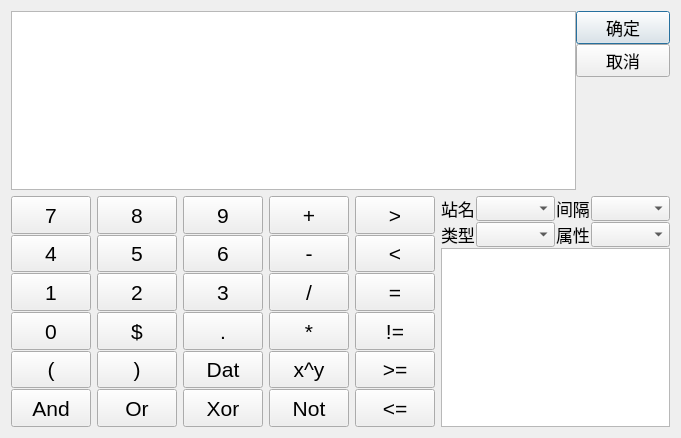
The window that formula.ui (rcswhuang/formula) describes before a commit, drawn with Qt 5.
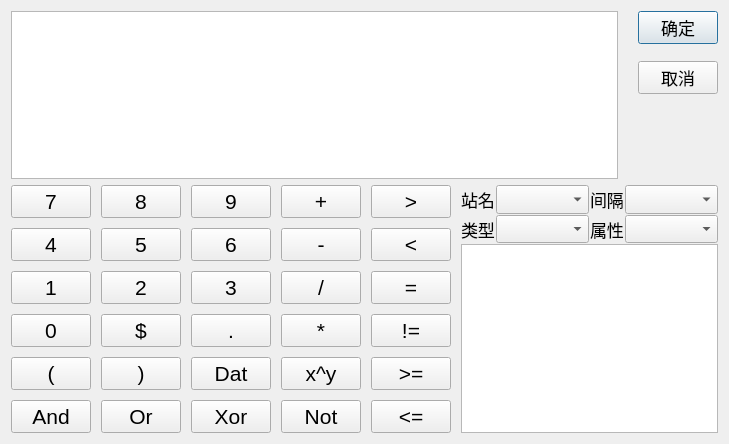
The same window after the commit.

```diff
--- a/formula.ui
+++ b/formula.ui
@@ -6,8 +6,8 @@
    <rect>
     <x>0</x>
     <y>0</y>
-    <width>677</width>
-    <height>438</height>
+    <width>705</width>
+    <height>444</height>
    </rect>
   </property>
   <property name="minimumSize">
@@ -25,9 +25,9 @@
   <property name="windowTitle">
    <string>Dialog</string>
   </property>
-  <layout class="QVBoxLayout" name="verticalLayout_8">
+  <layout class="QVBoxLayout" name="verticalLayout_3">
    <item>
-    <layout class="QHBoxLayout" name="horizontalLayout" stretch="6,1">
+    <layout class="QHBoxLayout" name="horizontalLayout" stretch="8,0,1">
      <property name="spacing">
       <number>0</number>
      </property>
@@ -50,7 +50,20 @@
       </widget>
      </item>
      <item>
-      <layout class="QVBoxLayout" name="verticalLayout">
+      <spacer name="horizontalSpacer">
+       <property name="orientation">
+        <enum>Qt::Horizontal</enum>
+       </property>
+       <property name="sizeHint" stdset="0">
+        <size>
+         <width>20</width>
+         <height>20</height>
+        </size>
+       </property>
+      </spacer>
+     </item>
+     <item>
+      <layout class="QVBoxLayout" name="verticalLayout" stretch="2,1,2,5">
        <item>
         <widget class="QPushButton" name="okBtn">
          <property name="font">
@@ -64,6 +77,19 @@
          </property>
         </widget>
        </item>
+       <item>
+        <spacer name="verticalSpacer_2">
+         <property name="orientation">
+          <enum>Qt::Vertical</enum>
+         </property>
+         <property name="sizeHint" stdset="0">
+          <size>
+           <width>20</width>
+           <height>40</height>
+          </size>
+         </property>
+        </spacer>
+       </item>
        <item>
         <widget class="QPushButton" name="cancleBtn">
          <property name="font">
@@ -95,13 +121,13 @@
     </layout>
    </item>
    <item>
-    <layout class="QHBoxLayout" name="horizontalLayout_2" stretch="1,1,1,1,1,6">
+    <layout class="QHBoxLayout" name="horizontalLayout_2" stretch="1,1">
+     <property name="spacing">
+      <number>10</number>
+     </property>
      <item>
-      <layout class="QVBoxLayout" name="verticalLayout_7">
-       <property name="spacing">
-        <number>1</number>
-       </property>
-       <item>
+      <layout class="QGridLayout" name="gridLayout">
+       <item row="0" column="0">
         <widget class="QPushButton" name="IDC_7">
          <property name="sizePolicy">
           <sizepolicy hsizetype="Preferred" vsizetype="Preferred">
@@ -123,124 +149,7 @@
          </property>
         </widget>
        </item>
-       <item>
-        <widget class="QPushButton" name="IDC_4">
-         <property name="sizePolicy">
-          <sizepolicy hsizetype="Preferred" vsizetype="Preferred">
-           <horstretch>0</horstretch>
-           <verstretch>0</verstretch>
-          </sizepolicy>
-         </property>
-         <property name="font">
-          <font>
-           <family>Helvetica</family>
-           <pointsize>16</pointsize>
-          </font>
-         </property>
-         <property name="text">
-          <string>4</string>
-         </property>
-         <property name="autoDefault">
-          <bool>false</bool>
-         </property>
-        </widget>
-       </item>
-       <item>
-        <widget class="QPushButton" name="IDC_1">
-         <property name="sizePolicy">
-          <sizepolicy hsizetype="Preferred" vsizetype="Preferred">
-           <horstretch>0</horstretch>
-           <verstretch>0</verstretch>
-          </sizepolicy>
-         </property>
-         <property name="font">
-          <font>
-           <family>Helvetica</family>
-           <pointsize>16</pointsize>
-          </font>
-         </property>
-         <property name="text">
-          <string>1</string>
-         </property>
-         <property name="autoDefault">
-          <bool>false</bool>
-         </property>
-        </widget>
-       </item>
-       <item>
-        <widget class="QPushButton" name="IDC_0">
-         <property name="sizePolicy">
-          <sizepolicy hsizetype="Preferred" vsizetype="Preferred">
-           <horstretch>0</horstretch>
-           <verstretch>0</verstretch>
-          </sizepolicy>
-         </property>
-         <property name="font">
-          <font>
-           <family>Helvetica</family>
-           <pointsize>16</pointsize>
-          </font>
-         </property>
-         <property name="text">
-          <string>0</string>
-         </property>
-         <property name="autoDefault">
-          <bool>false</bool>
-         </property>
-        </widget>
-       </item>
-       <item>
-        <widget class="QPushButton" name="IDC_LPARENTHESIS">
-         <property name="sizePolicy">
-          <sizepolicy hsizetype="Preferred" vsizetype="Preferred">
-           <horstretch>0</horstretch>
-           <verstretch>0</verstretch>
-          </sizepolicy>
-         </property>
-         <property name="font">
-          <font>
-           <family>Helvetica</family>
-           <pointsize>16</pointsize>
-          </font>
-         </property>
-         <property name="text">
-          <string>(</string>
-         </property>
-         <property name="autoDefault">
-          <bool>false</bool>
-         </property>
-        </widget>
-       </item>
-       <item>
-        <widget class="QPushButton" name="IDC_AND">
-         <property name="sizePolicy">
-          <sizepolicy hsizetype="Preferred" vsizetype="Preferred">
-           <horstretch>0</horstretch>
-           <verstretch>0</verstretch>
-          </sizepolicy>
-         </property>
-         <property name="font">
-          <font>
-           <family>Helvetica</family>
-           <pointsize>16</pointsize>
-          </font>
-         </property>
-         <property name="text">
-          <string>And</string>
-         </property>
-         <property name="autoDefault">
-          <bool>false</bool>
-         </property>
-        </widget>
-       </item>
-      </layout>
-     </item>
-     <item>
-      <layout class="QVBoxLayout" name="verticalLayout_6">
-       <property name="spacing">
-        <number>1</number>
-       </property>
-       <item>
+       <item row="0" column="1">
         <widget class="QPushButton" name="IDC_8">
          <property name="sizePolicy">
           <sizepolicy hsizetype="Preferred" vsizetype="Preferred">
@@ -262,124 +171,7 @@
          </property>
         </widget>
        </item>
-       <item>
-        <widget class="QPushButton" name="IDC_5">
-         <property name="sizePolicy">
-          <sizepolicy hsizetype="Preferred" vsizetype="Preferred">
-           <horstretch>0</horstretch>
-           <verstretch>0</verstretch>
-          </sizepolicy>
-         </property>
-         <property name="font">
-          <font>
-           <family>Helvetica</family>
-           <pointsize>16</pointsize>
-          </font>
-         </property>
-         <property name="text">
-          <string>5</string>
-         </property>
-         <property name="autoDefault">
-          <bool>false</bool>
-         </property>
-        </widget>
-       </item>
-       <item>
-        <widget class="QPushButton" name="IDC_2">
-         <property name="sizePolicy">
-          <sizepolicy hsizetype="Preferred" vsizetype="Preferred">
-           <horstretch>0</horstretch>
-           <verstretch>0</verstretch>
-          </sizepolicy>
-         </property>
-         <property name="font">
-          <font>
-           <family>Helvetica</family>
-           <pointsize>16</pointsize>
-          </font>
-         </property>
-         <property name="text">
-          <string>2</string>
-         </property>
-         <property name="autoDefault">
-          <bool>false</bool>
-         </property>
-        </widget>
-       </item>
-       <item>
-        <widget class="QPushButton" name="IDC_10">
-         <property name="sizePolicy">
-          <sizepolicy hsizetype="Preferred" vsizetype="Preferred">
-           <horstretch>0</horstretch>
-           <verstretch>0</verstretch>
-          </sizepolicy>
-         </property>
-         <property name="font">
-          <font>
-           <family>Helvetica</family>
-           <pointsize>16</pointsize>
-          </font>
-         </property>
-         <property name="text">
-          <string>$</string>
-         </property>
-         <property name="autoDefault">
-          <bool>false</bool>
-         </property>
-        </widget>
-       </item>
-       <item>
-        <widget class="QPushButton" name="IDC_RPARENTHESIS">
-         <property name="sizePolicy">
-          <sizepolicy hsizetype="Preferred" vsizetype="Preferred">
-           <horstretch>0</horstretch>
-           <verstretch>0</verstretch>
-          </sizepolicy>
-         </property>
-         <property name="font">
-          <font>
-           <family>Helvetica</family>
-           <pointsize>16</pointsize>
-          </font>
-         </property>
-         <property name="text">
-          <string>)</string>
-         </property>
-         <property name="autoDefault">
-          <bool>false</bool>
-         </property>
-        </widget>
-       </item>
-       <item>
-        <widget class="QPushButton" name="IDC_OR">
-         <property name="sizePolicy">
-          <sizepolicy hsizetype="Preferred" vsizetype="Preferred">
-           <horstretch>0</horstretch>
-           <verstretch>0</verstretch>
-          </sizepolicy>
-         </property>
-         <property name="font">
-          <font>
-           <family>Helvetica</family>
-           <pointsize>16</pointsize>
-          </font>
-         </property>
-         <property name="text">
-          <string>Or</string>
-         </property>
-         <property name="autoDefault">
-          <bool>false</bool>
-         </property>
-        </widget>
-       </item>
-      </layout>
-     </item>
-     <item>
-      <layout class="QVBoxLayout" name="verticalLayout_5">
-       <property name="spacing">
-        <number>1</number>
-       </property>
-       <item>
+       <item row="0" column="2">
         <widget class="QPushButton" name="IDC_9">
          <property name="sizePolicy">
           <sizepolicy hsizetype="Preferred" vsizetype="Preferred">
@@ -401,124 +193,7 @@
          </property>
         </widget>
        </item>
-       <item>
-        <widget class="QPushButton" name="IDC_6">
-         <property name="sizePolicy">
-          <sizepolicy hsizetype="Preferred" vsizetype="Preferred">
-           <horstretch>0</horstretch>
-           <verstretch>0</verstretch>
-          </sizepolicy>
-         </property>
-         <property name="font">
-          <font>
-           <family>Helvetica</family>
-           <pointsize>16</pointsize>
-          </font>
-         </property>
-         <property name="text">
-          <string>6</string>
-         </property>
-         <property name="autoDefault">
-          <bool>false</bool>
-         </property>
-        </widget>
-       </item>
-       <item>
-        <widget class="QPushButton" name="IDC_3">
-         <property name="sizePolicy">
-          <sizepolicy hsizetype="Preferred" vsizetype="Preferred">
-           <horstretch>0</horstretch>
-           <verstretch>0</verstretch>
-          </sizepolicy>
-         </property>
-         <property name="font">
-          <font>
-           <family>Helvetica</family>
-           <pointsize>16</pointsize>
-          </font>
-         </property>
-         <property name="text">
-          <string>3</string>
-         </property>
-         <property name="autoDefault">
-          <bool>false</bool>
-         </property>
-        </widget>
-       </item>
-       <item>
-        <widget class="QPushButton" name="IDC_DOT">
-         <property name="sizePolicy">
-          <sizepolicy hsizetype="Preferred" vsizetype="Preferred">
-           <horstretch>0</horstretch>
-           <verstretch>0</verstretch>
-          </sizepolicy>
-         </property>
-         <property name="font">
-          <font>
-           <family>Helvetica</family>
-           <pointsize>16</pointsize>
-          </font>
-         </property>
-         <property name="text">
-          <string>.</string>
-         </property>
-         <property name="autoDefault">
-          <bool>false</bool>
-         </property>
-        </widget>
-       </item>
-       <item>
-        <widget class="QPushButton" name="IDC_DAT">
-         <property name="sizePolicy">
-          <sizepolicy hsizetype="Preferred" vsizetype="Preferred">
-           <horstretch>0</horstretch>
-           <verstretch>0</verstretch>
-          </sizepolicy>
-         </property>
-         <property name="font">
-          <font>
-           <family>Helvetica</family>
-           <pointsize>16</pointsize>
-          </font>
-         </property>
-         <property name="text">
-          <string>Dat</string>
-         </property>
-         <property name="autoDefault">
-          <bool>false</bool>
-         </property>
-        </widget>
-       </item>
-       <item>
-        <widget class="QPushButton" name="IDC_XOR">
-         <property name="sizePolicy">
-          <sizepolicy hsizetype="Preferred" vsizetype="Preferred">
-           <horstretch>0</horstretch>
-           <verstretch>0</verstretch>
-          </sizepolicy>
-         </property>
-         <property name="font">
-          <font>
-           <family>Helvetica</family>
-           <pointsize>16</pointsize>
-          </font>
-         </property>
-         <property name="text">
-          <string>Xor</string>
-         </property>
-         <property name="autoDefault">
-          <bool>false</bool>
-         </property>
-        </widget>
-       </item>
-      </layout>
-     </item>
-     <item>
-      <layout class="QVBoxLayout" name="verticalLayout_4">
-       <property name="spacing">
-        <number>1</number>
-       </property>
-       <item>
+       <item row="0" column="3">
         <widget class="QPushButton" name="IDC_PLUS">
          <property name="sizePolicy">
           <sizepolicy hsizetype="Preferred" vsizetype="Preferred">
@@ -540,124 +215,7 @@
          </property>
         </widget>
        </item>
-       <item>
-        <widget class="QPushButton" name="IDC_MINUS">
-         <property name="sizePolicy">
-          <sizepolicy hsizetype="Preferred" vsizetype="Preferred">
-           <horstretch>0</horstretch>
-           <verstretch>0</verstretch>
-          </sizepolicy>
-         </property>
-         <property name="font">
-          <font>
-           <family>Helvetica</family>
-           <pointsize>16</pointsize>
-          </font>
-         </property>
-         <property name="text">
-          <string>-</string>
-         </property>
-         <property name="autoDefault">
-          <bool>false</bool>
-         </property>
-        </widget>
-       </item>
-       <item>
-        <widget class="QPushButton" name="IDC_DIDVDE">
-         <property name="sizePolicy">
-          <sizepolicy hsizetype="Preferred" vsizetype="Preferred">
-           <horstretch>0</horstretch>
-           <verstretch>0</verstretch>
-          </sizepolicy>
-         </property>
-         <property name="font">
-          <font>
-           <family>Helvetica</family>
-           <pointsize>16</pointsize>
-          </font>
-         </property>
-         <property name="text">
-          <string>/</string>
-         </property>
-         <property name="autoDefault">
-          <bool>false</bool>
-         </property>
-        </widget>
-       </item>
-       <item>
-        <widget class="QPushButton" name="IDC_MUTIPLY">
-         <property name="sizePolicy">
-          <sizepolicy hsizetype="Preferred" vsizetype="Preferred">
-           <horstretch>0</horstretch>
-           <verstretch>0</verstretch>
-          </sizepolicy>
-         </property>
-         <property name="font">
-          <font>
-           <family>Helvetica</family>
-           <pointsize>16</pointsize>
-          </font>
-         </property>
-         <property name="text">
-          <string>*</string>
-         </property>
-         <property name="autoDefault">
-          <bool>false</bool>
-         </property>
-        </widget>
-       </item>
-       <item>
-        <widget class="QPushButton" name="IDC_POWER">
-         <property name="sizePolicy">
-          <sizepolicy hsizetype="Preferred" vsizetype="Preferred">
-           <horstretch>0</horstretch>
-           <verstretch>0</verstretch>
-          </sizepolicy>
-         </property>
-         <property name="font">
-          <font>
-           <family>Helvetica</family>
-           <pointsize>16</pointsize>
-          </font>
-         </property>
-         <property name="text">
-          <string>x^y</string>
-         </property>
-         <property name="autoDefault">
-          <bool>false</bool>
-         </property>
-        </widget>
-       </item>
-       <item>
-        <widget class="QPushButton" name="IDC_NOT">
-         <property name="sizePolicy">
-          <sizepolicy hsizetype="Preferred" vsizetype="Preferred">
-           <horstretch>0</horstretch>
-           <verstretch>0</verstretch>
-          </sizepolicy>
-         </property>
-         <property name="font">
-          <font>
-           <family>Helvetica</family>
-           <pointsize>16</pointsize>
-          </font>
-         </property>
-         <property name="text">
-          <string>Not</string>
-         </property>
-         <property name="autoDefault">
-          <bool>false</bool>
-         </property>
-        </widget>
-       </item>
-      </layout>
-     </item>
-     <item>
-      <layout class="QVBoxLayout" name="verticalLayout_3">
-       <property name="spacing">
-        <number>1</number>
-       </property>
-       <item>
+       <item row="0" column="4">
         <widget class="QPushButton" name="IDC_GREATE">
          <property name="sizePolicy">
           <sizepolicy hsizetype="Preferred" vsizetype="Preferred">
@@ -679,7 +237,95 @@
          </property>
         </widget>
        </item>
-       <item>
+       <item row="1" column="0">
+        <widget class="QPushButton" name="IDC_4">
+         <property name="sizePolicy">
+          <sizepolicy hsizetype="Preferred" vsizetype="Preferred">
+           <horstretch>0</horstretch>
+           <verstretch>0</verstretch>
+          </sizepolicy>
+         </property>
+         <property name="font">
+          <font>
+           <family>Helvetica</family>
+           <pointsize>16</pointsize>
+          </font>
+         </property>
+         <property name="text">
+          <string>4</string>
+         </property>
+         <property name="autoDefault">
+          <bool>false</bool>
+         </property>
+        </widget>
+       </item>
+       <item row="1" column="1">
+        <widget class="QPushButton" name="IDC_5">
+         <property name="sizePolicy">
+          <sizepolicy hsizetype="Preferred" vsizetype="Preferred">
+           <horstretch>0</horstretch>
+           <verstretch>0</verstretch>
+          </sizepolicy>
+         </property>
+         <property name="font">
+          <font>
+           <family>Helvetica</family>
+           <pointsize>16</pointsize>
+          </font>
+         </property>
+         <property name="text">
+          <string>5</string>
+         </property>
+         <property name="autoDefault">
+          <bool>false</bool>
+         </property>
+        </widget>
+       </item>
+       <item row="1" column="2">
+        <widget class="QPushButton" name="IDC_6">
+         <property name="sizePolicy">
+          <sizepolicy hsizetype="Preferred" vsizetype="Preferred">
+           <horstretch>0</horstretch>
+           <verstretch>0</verstretch>
+          </sizepolicy>
+         </property>
+         <property name="font">
+          <font>
+           <family>Helvetica</family>
+           <pointsize>16</pointsize>
+          </font>
+         </property>
+         <property name="text">
+          <string>6</string>
+         </property>
+         <property name="autoDefault">
+          <bool>false</bool>
+         </property>
+        </widget>
+       </item>
+       <item row="1" column="3">
+        <widget class="QPushButton" name="IDC_MINUS">
+         <property name="sizePolicy">
+          <sizepolicy hsizetype="Preferred" vsizetype="Preferred">
+           <horstretch>0</horstretch>
+           <verstretch>0</verstretch>
+          </sizepolicy>
+         </property>
+         <property name="font">
+          <font>
+           <family>Helvetica</family>
+           <pointsize>16</pointsize>
+          </font>
+         </property>
+         <property name="text">
+          <string>-</string>
+         </property>
+         <property name="autoDefault">
+          <bool>false</bool>
+         </property>
+        </widget>
+       </item>
+       <item row="1" column="4">
         <widget class="QPushButton" name="IDC_LOWER">
          <property name="sizePolicy">
           <sizepolicy hsizetype="Preferred" vsizetype="Preferred">
@@ -701,7 +347,95 @@
          </property>
         </widget>
        </item>
-       <item>
+       <item row="2" column="0">
+        <widget class="QPushButton" name="IDC_1">
+         <property name="sizePolicy">
+          <sizepolicy hsizetype="Preferred" vsizetype="Preferred">
+           <horstretch>0</horstretch>
+           <verstretch>0</verstretch>
+          </sizepolicy>
+         </property>
+         <property name="font">
+          <font>
+           <family>Helvetica</family>
+           <pointsize>16</pointsize>
+          </font>
+         </property>
+         <property name="text">
+          <string>1</string>
+         </property>
+         <property name="autoDefault">
+          <bool>false</bool>
+         </property>
+        </widget>
+       </item>
+       <item row="2" column="1">
+        <widget class="QPushButton" name="IDC_2">
+         <property name="sizePolicy">
+          <sizepolicy hsizetype="Preferred" vsizetype="Preferred">
+           <horstretch>0</horstretch>
+           <verstretch>0</verstretch>
+          </sizepolicy>
+         </property>
+         <property name="font">
+          <font>
+           <family>Helvetica</family>
+           <pointsize>16</pointsize>
+          </font>
+         </property>
+         <property name="text">
+          <string>2</string>
+         </property>
+         <property name="autoDefault">
+          <bool>false</bool>
+         </property>
+        </widget>
+       </item>
+       <item row="2" column="2">
+        <widget class="QPushButton" name="IDC_3">
+         <property name="sizePolicy">
+          <sizepolicy hsizetype="Preferred" vsizetype="Preferred">
+           <horstretch>0</horstretch>
+           <verstretch>0</verstretch>
+          </sizepolicy>
+         </property>
+         <property name="font">
+          <font>
+           <family>Helvetica</family>
+           <pointsize>16</pointsize>
+          </font>
+         </property>
+         <property name="text">
+          <string>3</string>
+         </property>
+         <property name="autoDefault">
+          <bool>false</bool>
+         </property>
+        </widget>
+       </item>
+       <item row="2" column="3">
+        <widget class="QPushButton" name="IDC_DIDVDE">
+         <property name="sizePolicy">
+          <sizepolicy hsizetype="Preferred" vsizetype="Preferred">
+           <horstretch>0</horstretch>
+           <verstretch>0</verstretch>
+          </sizepolicy>
+         </property>
+         <property name="font">
+          <font>
+           <family>Helvetica</family>
+           <pointsize>16</pointsize>
+          </font>
+         </property>
+         <property name="text">
+          <string>/</string>
+         </property>
+         <property name="autoDefault">
+          <bool>false</bool>
+         </property>
+        </widget>
+       </item>
+       <item row="2" column="4">
         <widget class="QPushButton" name="IDC_EQUAL">
          <property name="sizePolicy">
           <sizepolicy hsizetype="Preferred" vsizetype="Preferred">
@@ -729,7 +463,95 @@
          </property>
         </widget>
        </item>
-       <item>
+       <item row="3" column="0">
+        <widget class="QPushButton" name="IDC_0">
+         <property name="sizePolicy">
+          <sizepolicy hsizetype="Preferred" vsizetype="Preferred">
+           <horstretch>0</horstretch>
+           <verstretch>0</verstretch>
+          </sizepolicy>
+         </property>
+         <property name="font">
+          <font>
+           <family>Helvetica</family>
+           <pointsize>16</pointsize>
+          </font>
+         </property>
+         <property name="text">
+          <string>0</string>
+         </property>
+         <property name="autoDefault">
+          <bool>false</bool>
+         </property>
+        </widget>
+       </item>
+       <item row="3" column="1">
+        <widget class="QPushButton" name="IDC_10">
+         <property name="sizePolicy">
+          <sizepolicy hsizetype="Preferred" vsizetype="Preferred">
+           <horstretch>0</horstretch>
+           <verstretch>0</verstretch>
+          </sizepolicy>
+         </property>
+         <property name="font">
+          <font>
+           <family>Helvetica</family>
+           <pointsize>16</pointsize>
+          </font>
+         </property>
+         <property name="text">
+          <string>$</string>
+         </property>
+         <property name="autoDefault">
+          <bool>false</bool>
+         </property>
+        </widget>
+       </item>
+       <item row="3" column="2">
+        <widget class="QPushButton" name="IDC_DOT">
+         <property name="sizePolicy">
+          <sizepolicy hsizetype="Preferred" vsizetype="Preferred">
+           <horstretch>0</horstretch>
+           <verstretch>0</verstretch>
+          </sizepolicy>
+         </property>
+         <property name="font">
+          <font>
+           <family>Helvetica</family>
+           <pointsize>16</pointsize>
+          </font>
+         </property>
+         <property name="text">
+          <string>.</string>
+         </property>
+         <property name="autoDefault">
+          <bool>false</bool>
+         </property>
+        </widget>
+       </item>
+       <item row="3" column="3">
+        <widget class="QPushButton" name="IDC_MUTIPLY">
+         <property name="sizePolicy">
+          <sizepolicy hsizetype="Preferred" vsizetype="Preferred">
+           <horstretch>0</horstretch>
+           <verstretch>0</verstretch>
+          </sizepolicy>
+         </property>
+         <property name="font">
+          <font>
+           <family>Helvetica</family>
+           <pointsize>16</pointsize>
+          </font>
+         </property>
+         <property name="text">
+          <string>*</string>
+         </property>
+         <property name="autoDefault">
+          <bool>false</bool>
+         </property>
+        </widget>
+       </item>
+       <item row="3" column="4">
         <widget class="QPushButton" name="IDC_NEQUAL">
          <property name="sizePolicy">
           <sizepolicy hsizetype="Preferred" vsizetype="Preferred">
@@ -751,7 +573,95 @@
          </property>
         </widget>
        </item>
-       <item>
+       <item row="4" column="0">
+        <widget class="QPushButton" name="IDC_LPARENTHESIS">
+         <property name="sizePolicy">
+          <sizepolicy hsizetype="Preferred" vsizetype="Preferred">
+           <horstretch>0</horstretch>
+           <verstretch>0</verstretch>
+          </sizepolicy>
+         </property>
+         <property name="font">
+          <font>
+           <family>Helvetica</family>
+           <pointsize>16</pointsize>
+          </font>
+         </property>
+         <property name="text">
+          <string>(</string>
+         </property>
+         <property name="autoDefault">
+          <bool>false</bool>
+         </property>
+        </widget>
+       </item>
+       <item row="4" column="1">
+        <widget class="QPushButton" name="IDC_RPARENTHESIS">
+         <property name="sizePolicy">
+          <sizepolicy hsizetype="Preferred" vsizetype="Preferred">
+           <horstretch>0</horstretch>
+           <verstretch>0</verstretch>
+          </sizepolicy>
+         </property>
+         <property name="font">
+          <font>
+           <family>Helvetica</family>
+           <pointsize>16</pointsize>
+          </font>
+         </property>
+         <property name="text">
+          <string>)</string>
+         </property>
+         <property name="autoDefault">
+          <bool>false</bool>
+         </property>
+        </widget>
+       </item>
+       <item row="4" column="2">
+        <widget class="QPushButton" name="IDC_DAT">
+         <property name="sizePolicy">
+          <sizepolicy hsizetype="Preferred" vsizetype="Preferred">
+           <horstretch>0</horstretch>
+           <verstretch>0</verstretch>
+          </sizepolicy>
+         </property>
+         <property name="font">
+          <font>
+           <family>Helvetica</family>
+           <pointsize>16</pointsize>
+          </font>
+         </property>
+         <property name="text">
+          <string>Dat</string>
+         </property>
+         <property name="autoDefault">
+          <bool>false</bool>
+         </property>
+        </widget>
+       </item>
+       <item row="4" column="3">
+        <widget class="QPushButton" name="IDC_POWER">
+         <property name="sizePolicy">
+          <sizepolicy hsizetype="Preferred" vsizetype="Preferred">
+           <horstretch>0</horstretch>
+           <verstretch>0</verstretch>
+          </sizepolicy>
+         </property>
+         <property name="font">
+          <font>
+           <family>Helvetica</family>
+           <pointsize>16</pointsize>
+          </font>
+         </property>
+         <property name="text">
+          <string>x^y</string>
+         </property>
+         <property name="autoDefault">
+          <bool>false</bool>
+         </property>
+        </widget>
+       </item>
+       <item row="4" column="4">
         <widget class="QPushButton" name="IDC_GEQUAL">
          <property name="sizePolicy">
           <sizepolicy hsizetype="Preferred" vsizetype="Preferred">
@@ -773,7 +683,95 @@
          </property>
         </widget>
        </item>
-       <item>
+       <item row="5" column="0">
+        <widget class="QPushButton" name="IDC_AND">
+         <property name="sizePolicy">
+          <sizepolicy hsizetype="Preferred" vsizetype="Preferred">
+           <horstretch>0</horstretch>
+           <verstretch>0</verstretch>
+          </sizepolicy>
+         </property>
+         <property name="font">
+          <font>
+           <family>Helvetica</family>
+           <pointsize>16</pointsize>
+          </font>
+         </property>
+         <property name="text">
+          <string>And</string>
+         </property>
+         <property name="autoDefault">
+          <bool>false</bool>
+         </property>
+        </widget>
+       </item>
+       <item row="5" column="1">
+        <widget class="QPushButton" name="IDC_OR">
+         <property name="sizePolicy">
+          <sizepolicy hsizetype="Preferred" vsizetype="Preferred">
+           <horstretch>0</horstretch>
+           <verstretch>0</verstretch>
+          </sizepolicy>
+         </property>
+         <property name="font">
+          <font>
+           <family>Helvetica</family>
+           <pointsize>16</pointsize>
+          </font>
+         </property>
+         <property name="text">
+          <string>Or</string>
+         </property>
+         <property name="autoDefault">
+          <bool>false</bool>
+         </property>
+        </widget>
+       </item>
+       <item row="5" column="2">
+        <widget class="QPushButton" name="IDC_XOR">
+         <property name="sizePolicy">
+          <sizepolicy hsizetype="Preferred" vsizetype="Preferred">
+           <horstretch>0</horstretch>
+           <verstretch>0</verstretch>
+          </sizepolicy>
+         </property>
+         <property name="font">
+          <font>
+           <family>Helvetica</family>
+           <pointsize>16</pointsize>
+          </font>
+         </property>
+         <property name="text">
+          <string>Xor</string>
+         </property>
+         <property name="autoDefault">
+          <bool>false</bool>
+         </property>
+        </widget>
+       </item>
+       <item row="5" column="3">
+        <widget class="QPushButton" name="IDC_NOT">
+         <property name="sizePolicy">
+          <sizepolicy hsizetype="Preferred" vsizetype="Preferred">
+           <horstretch>0</horstretch>
+           <verstretch>0</verstretch>
+          </sizepolicy>
+         </property>
+         <property name="font">
+          <font>
+           <family>Helvetica</family>
+           <pointsize>16</pointsize>
+          </font>
+         </property>
+         <property name="text">
+          <string>Not</string>
+         </property>
+         <property name="autoDefault">
+          <bool>false</bool>
+         </property>
+        </widget>
+       </item>
+       <item row="5" column="4">
         <widget class="QPushButton" name="IDC_LEQUAL">
          <property name="sizePolicy">
           <sizepolicy hsizetype="Preferred" vsizetype="Preferred">
@@ -833,7 +831,8 @@
            </property>
            <property name="font">
             <font>
-             <pointsize>10</pointsize>
+             <family>宋体</family>
+             <pointsize>13</pointsize>
             </font>
            </property>
           </widget>
@@ -867,7 +866,8 @@
            </property>
            <property name="font">
             <font>
-             <pointsize>10</pointsize>
+             <family>宋体</family>
+             <pointsize>13</pointsize>
             </font>
            </property>
           </widget>
@@ -905,7 +905,8 @@
            </property>
            <property name="font">
             <font>
-             <pointsize>10</pointsize>
+             <family>宋体</family>
+             <pointsize>13</pointsize>
             </font>
            </property>
           </widget>
@@ -939,7 +940,8 @@
            </property>
            <property name="font">
             <font>
-             <pointsize>10</pointsize>
+             <family>宋体</family>
+             <pointsize>13</pointsize>
             </font>
            </property>
           </widget>
@@ -954,6 +956,12 @@
            <verstretch>0</verstretch>
           </sizepolicy>
          </property>
+         <property name="font">
+          <font>
+           <family>宋体</family>
+           <pointsize>10</pointsize>
+          </font>
+         </property>
         </widget>
        </item>
       </layout>
```
